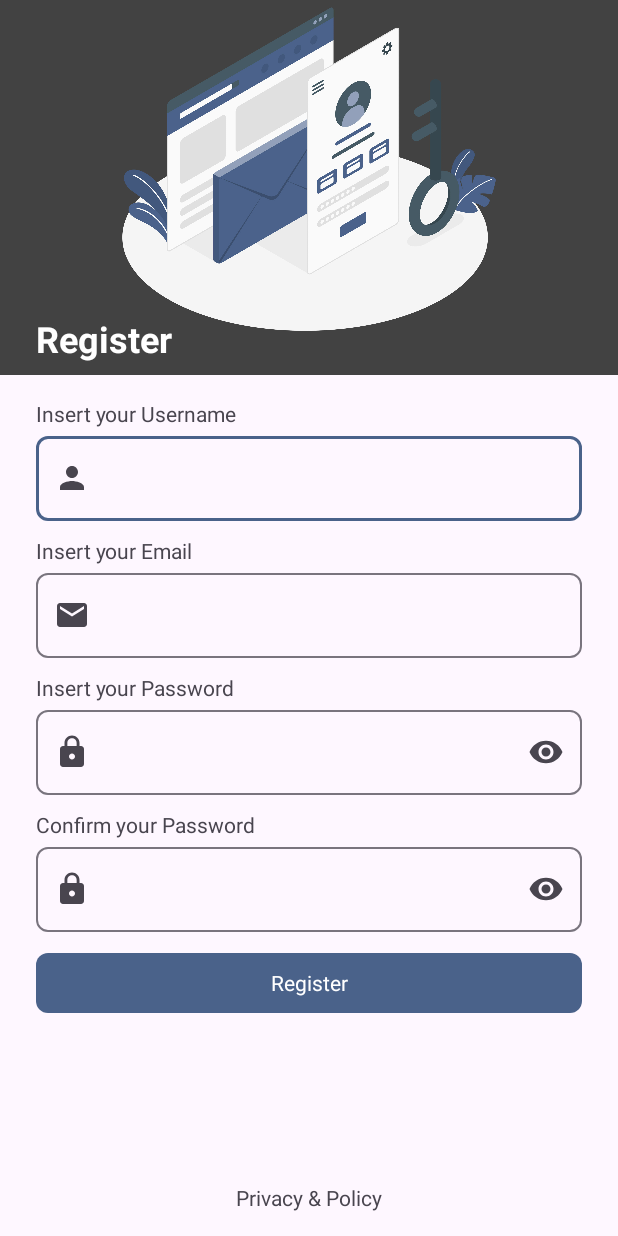
After one commit to dontkeep/testApp, an Android app built with Jetpack Compose: the RegisterActivity screen opened directly, with no data from a screen before it, on a phone screen of 412 x 824 dp. The commit adds this screen. Run offline under Robolectric (Android 15) with nearby library versions, the phone set to English and light mode, and no system bars.

Commit message:
Added Login & Register Page

```diff
--- a/app/src/main/AndroidManifest.xml
+++ b/app/src/main/AndroidManifest.xml
@@ -12,6 +12,12 @@
         android:supportsRtl="true"
         android:theme="@style/Theme.TestApp"
         tools:targetApi="31">
+        <activity
+            android:name=".view.register.RegisterActivity"
+            android:exported="false" />
+        <activity
+            android:name=".view.login.LoginActivity"
+            android:exported="false" />
         <activity
             android:name=".view.landing.LandingActivity"
             android:exported="false" />
--- /dev/null
+++ b/app/src/main/java/com/exal/testapp/view/register/RegisterActivity.kt
@@ -0,0 +1,25 @@
+package com.exal.testapp.view.register
+
+import android.content.Intent
+import android.os.Bundle
+import androidx.activity.enableEdgeToEdge
+import androidx.appcompat.app.AppCompatActivity
+import androidx.core.view.ViewCompat
+import androidx.core.view.WindowInsetsCompat
+import com.exal.testapp.R
+import com.exal.testapp.databinding.ActivityRegisterBinding
+import com.exal.testapp.view.login.LoginActivity
+
+class RegisterActivity : AppCompatActivity() {
+    private lateinit var binding: ActivityRegisterBinding
+
+    override fun onCreate(savedInstanceState: Bundle?) {
+        super.onCreate(savedInstanceState)
+        binding = ActivityRegisterBinding.inflate(layoutInflater)
+        setContentView(binding.root)
+
+        binding.privacyPolicy.setOnClickListener {
+            //TODO: Implement go to privacy policy
+        }
+    }
+}
--- /dev/null
+++ b/app/src/main/res/drawable/baseline_email_24.xml
@@ -0,0 +1,5 @@
+<vector xmlns:android="http://schemas.android.com/apk/res/android" android:height="24dp" android:tint="#000000" android:viewportHeight="24" android:viewportWidth="24" android:width="24dp">
+
+    <path android:fillColor="@android:color/white" android:pathData="M20,4L4,4c-1.1,0 -1.99,0.9 -1.99,2L2,18c0,1.1 0.9,2 2,2h16c1.1,0 2,-0.9 2,-2L22,6c0,-1.1 -0.9,-2 -2,-2zM20,8l-8,5 -8,-5L4,6l8,5 8,-5v2z"/>
+
+</vector>
--- /dev/null
+++ b/app/src/main/res/drawable/baseline_lock_24.xml
@@ -0,0 +1,5 @@
+<vector xmlns:android="http://schemas.android.com/apk/res/android" android:height="24dp" android:tint="#000000" android:viewportHeight="24" android:viewportWidth="24" android:width="24dp">
+
+    <path android:fillColor="@android:color/white" android:pathData="M18,8h-1L17,6c0,-2.76 -2.24,-5 -5,-5S7,3.24 7,6v2L6,8c-1.1,0 -2,0.9 -2,2v10c0,1.1 0.9,2 2,2h12c1.1,0 2,-0.9 2,-2L20,10c0,-1.1 -0.9,-2 -2,-2zM12,17c-1.1,0 -2,-0.9 -2,-2s0.9,-2 2,-2 2,0.9 2,2 -0.9,2 -2,2zM15.1,8L8.9,8L8.9,6c0,-1.71 1.39,-3.1 3.1,-3.1 1.71,0 3.1,1.39 3.1,3.1v2z"/>
+
+</vector>
--- /dev/null
+++ b/app/src/main/res/drawable/baseline_person_24.xml
@@ -0,0 +1,5 @@
+<vector xmlns:android="http://schemas.android.com/apk/res/android" android:height="24dp" android:tint="#000000" android:viewportHeight="24" android:viewportWidth="24" android:width="24dp">
+
+    <path android:fillColor="@android:color/white" android:pathData="M12,12c2.21,0 4,-1.79 4,-4s-1.79,-4 -4,-4 -4,1.79 -4,4 1.79,4 4,4zM12,14c-2.67,0 -8,1.34 -8,4v2h16v-2c0,-2.66 -5.33,-4 -8,-4z"/>
+
+</vector>
--- /dev/null
+++ b/app/src/main/res/layout/activity_register.xml
@@ -0,0 +1,182 @@
+<?xml version="1.0" encoding="utf-8"?>
+<androidx.constraintlayout.widget.ConstraintLayout xmlns:android="http://schemas.android.com/apk/res/android"
+    xmlns:app="http://schemas.android.com/apk/res-auto"
+    xmlns:tools="http://schemas.android.com/tools"
+    android:id="@+id/main"
+    android:layout_width="match_parent"
+    android:layout_height="match_parent"
+    tools:context=".view.register.RegisterActivity">
+
+    <ImageView
+        android:id="@+id/image_header"
+        android:layout_width="match_parent"
+        android:layout_height="250dp"
+        android:src="@drawable/login_illus_2"
+        android:scaleType="centerCrop"
+        app:layout_constraintTop_toTopOf="parent"
+        app:layout_constraintStart_toStartOf="parent"
+        app:layout_constraintEnd_toEndOf="parent"
+        />
+
+    <TextView
+        android:id="@+id/loginTextTitle"
+        android:layout_width="wrap_content"
+        android:layout_height="wrap_content"
+        android:text="Register"
+        android:textColor="@color/white"
+        android:layout_marginStart="24dp"
+        android:layout_marginBottom="8dp"
+        android:textStyle="bold"
+        android:textSize="24sp"
+        app:layout_constraintBottom_toBottomOf="@id/image_header"
+        app:layout_constraintStart_toStartOf="parent"
+        />
+
+
+
+    <TextView
+        android:id="@+id/insertUsernameText"
+        android:layout_width="wrap_content"
+        android:layout_height="wrap_content"
+        android:text="Insert your Username"
+        android:layout_marginTop="16dp"
+        app:layout_constraintTop_toBottomOf="@id/image_header"
+        app:layout_constraintStart_toStartOf="@id/textFieldEmail"
+        />
+
+    <com.google.android.material.textfield.TextInputLayout
+        android:id="@+id/textFieldUsername"
+        android:layout_width="match_parent"
+        android:layout_height="72dp"
+        app:layout_constraintTop_toBottomOf="@id/insertUsernameText"
+        android:layout_marginHorizontal="24dp"
+        app:startIconDrawable="@drawable/baseline_person_24"
+        app:endIconMode="clear_text"
+        app:boxCornerRadiusTopStart="8dp"
+        app:boxCornerRadiusTopEnd="8dp"
+        app:boxCornerRadiusBottomStart="8dp"
+        app:boxCornerRadiusBottomEnd="8dp"
+        app:startIconContentDescription="Insert Username">
+
+        <com.google.android.material.textfield.TextInputEditText
+            android:layout_width="match_parent"
+            android:layout_height="wrap_content" />
+
+    </com.google.android.material.textfield.TextInputLayout>
+
+
+    <TextView
+        android:id="@+id/insertEmailText"
+        android:layout_width="wrap_content"
+        android:layout_height="wrap_content"
+        app:layout_constraintTop_toBottomOf="@id/textFieldUsername"
+        android:text="Insert your Email"
+        app:layout_constraintStart_toStartOf="@id/textFieldEmail"
+        />
+
+    <com.google.android.material.textfield.TextInputLayout
+        android:id="@+id/textFieldEmail"
+        android:layout_width="match_parent"
+        android:layout_height="72dp"
+        app:layout_constraintTop_toBottomOf="@id/insertEmailText"
+        android:layout_marginHorizontal="24dp"
+        app:startIconDrawable="@drawable/baseline_email_24"
+        app:endIconMode="clear_text"
+        app:boxCornerRadiusTopStart="8dp"
+        app:boxCornerRadiusTopEnd="8dp"
+        app:boxCornerRadiusBottomStart="8dp"
+        app:boxCornerRadiusBottomEnd="8dp"
+        app:startIconContentDescription="Insert Email">
+
+        <com.google.android.material.textfield.TextInputEditText
+            android:layout_width="match_parent"
+            android:layout_height="wrap_content" />
+
+    </com.google.android.material.textfield.TextInputLayout>
+
+
+    <TextView
+        android:id="@+id/insertPasswordText"
+        android:layout_width="wrap_content"
+        android:layout_height="wrap_content"
+        android:text="Insert your Password"
+        app:layout_constraintTop_toBottomOf="@id/textFieldEmail"
+        app:layout_constraintStart_toStartOf="@id/textFieldPassword"
+        />
+
+    <com.google.android.material.textfield.TextInputLayout
+        android:id="@+id/textFieldPassword"
+        android:layout_width="match_parent"
+        android:layout_height="72dp"
+        android:layout_marginHorizontal="24dp"
+        app:startIconDrawable="@drawable/baseline_lock_24"
+        app:endIconMode="password_toggle"
+        app:boxCornerRadiusBottomEnd="8dp"
+        app:boxCornerRadiusBottomStart="8dp"
+        app:boxCornerRadiusTopStart="8dp"
+        app:boxCornerRadiusTopEnd="8dp"
+        app:layout_constraintTop_toBottomOf="@id/insertPasswordText"
+        app:startIconContentDescription="Insert Password">
+
+        <com.google.android.material.textfield.TextInputEditText
+            android:layout_width="match_parent"
+            android:layout_height="wrap_content"
+            android:inputType="textPassword"
+            />
+    </com.google.android.material.textfield.TextInputLayout>
+
+    <TextView
+        android:id="@+id/confirmPasswordText"
+        android:layout_width="wrap_content"
+        android:layout_height="wrap_content"
+        android:text="Confirm your Password"
+        app:layout_constraintTop_toBottomOf="@id/textFieldPassword"
+        app:layout_constraintStart_toStartOf="@id/textFieldPassword"
+        />
+
+    <com.google.android.material.textfield.TextInputLayout
+        android:id="@+id/textFieldConfirmPassword"
+        android:layout_width="match_parent"
+        android:layout_height="72dp"
+        android:layout_marginHorizontal="24dp"
+        app:startIconDrawable="@drawable/baseline_lock_24"
+        app:endIconMode="password_toggle"
+        app:boxCornerRadiusBottomEnd="8dp"
+        app:boxCornerRadiusBottomStart="8dp"
+        app:boxCornerRadiusTopStart="8dp"
+        app:boxCornerRadiusTopEnd="8dp"
+        app:layout_constraintTop_toBottomOf="@id/confirmPasswordText"
+        app:startIconContentDescription="Confirm Password">
+
+        <com.google.android.material.textfield.TextInputEditText
+            android:layout_width="match_parent"
+            android:layout_height="wrap_content"
+            android:inputType="textPassword"
+            />
+    </com.google.android.material.textfield.TextInputLayout>
+
+    <Button
+        android:id="@+id/loginButton"
+        style="@style/Base.Theme.TestApp"
+        android:layout_width="match_parent"
+        android:layout_height="48dp"
+        android:textColor="@color/white"
+        android:layout_marginHorizontal="24dp"
+        app:cornerRadius="8dp"
+        android:text="Register"
+        app:layout_constraintTop_toBottomOf="@id/textFieldConfirmPassword"
+        />
+
+    <TextView
+        android:id="@+id/privacy_policy"
+        android:layout_width="wrap_content"
+        android:layout_height="wrap_content"
+        android:text="Privacy &amp; Policy"
+        android:clickable="true"
+        android:layout_marginBottom="16dp"
+        app:layout_constraintBottom_toBottomOf="parent"
+        app:layout_constraintStart_toStartOf="parent"
+        app:layout_constraintEnd_toEndOf="parent"
+        />
+
+</androidx.constraintlayout.widget.ConstraintLayout>
```
Also changed, not shown: app/src/main/java/com/exal/testapp/view/landing/LandingActivity.kt (+13 -0 lines), app/src/main/java/com/exal/testapp/view/login/LoginActivity.kt (added, +26 -0 lines), app/src/main/res/layout/activity_login.xml (added, +134 -0 lines), app/src/main/res/drawable/login_illus.jpg (added), app/src/main/res/drawable/login_illus_2.jpg (added).
